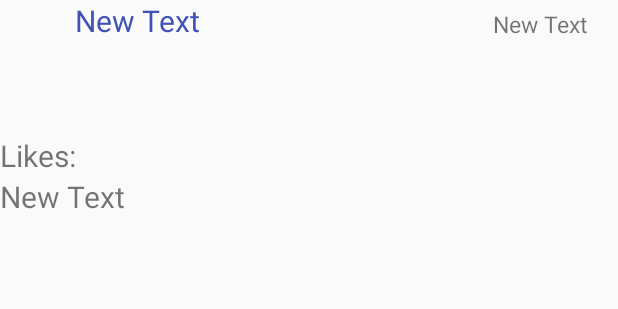
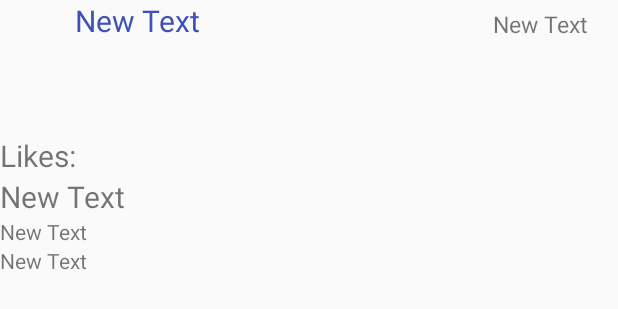
Before and after one commit to vimalathithanr/InstagramViewer, an Android app: the layout item_photo.xml on its own in the app's theme, with its tools: preview values and no code run, on a phone screen of 412 x 824 dp. Shown: the top 309 px of the screen. Run offline under Robolectric (Android 15) with nearby library versions, the phone set to English and light mode, and no system bars; plain views replace RoundedImageView.

Commit message:
Show latest comment for each photo

```diff
--- a/app/src/main/java/com/vimal/instagramviewer/InstagramPhoto.java
+++ b/app/src/main/java/com/vimal/instagramviewer/InstagramPhoto.java
@@ -1,4 +1,6 @@
 package com.vimal.instagramviewer;
+
+import java.util.ArrayList;
 
 /**
  * Created by FearMeNot on 2/2/2016.
@@ -11,6 +13,7 @@ public class InstagramPhoto {
     public int likesCount;
     public String profileUrl;
     public long timeCreated;
+    public String[] comment;
 
 
 
--- a/app/src/main/java/com/vimal/instagramviewer/InstagramPhotosAdapter.java
+++ b/app/src/main/java/com/vimal/instagramviewer/InstagramPhotosAdapter.java
@@ -41,12 +41,18 @@ public class InstagramPhotosAdapter extends ArrayAdapter<InstagramPhoto> {
         TextView tvUserName = (TextView) convertView.findViewById(R.id.tvUserName);
         TextView tvLikes = (TextView) convertView.findViewById(R.id.tvLikes);
         TextView tvTime = (TextView) convertView.findViewById(R.id.tvTime);
+        TextView tvComment1 = (TextView) convertView.findViewById(R.id.tvComment1);
+        TextView tvComment2 = (TextView) convertView.findViewById(R.id.tvComment2);
 
         tvCaption.setText(photo.caption);
         ivPhoto.setImageResource(0);
         ivProfilePhoto.setImageResource(0);
         tvUserName.setText(photo.username);
         tvLikes.setText("Likes: " + String.valueOf(photo.likesCount));
+        tvComment1.setText(photo.comment[0]);
+        tvComment2.setText(photo.comment[1]);
+
+
 
         String prettyTimeString = new PrettyTime().format(new Date(photo.timeCreated * 1000));
         String prettyTime = null;
--- a/app/src/main/res/layout/item_photo.xml
+++ b/app/src/main/res/layout/item_photo.xml
@@ -82,5 +82,23 @@
         android:layout_alignParentLeft="true"
         android:layout_alignParentStart="true" />
 
+    <TextView
+        android:layout_width="wrap_content"
+        android:layout_height="wrap_content"
+        android:text="New Text"
+        android:id="@+id/tvComment1"
+        android:layout_alignTop="@+id/textView"
+        android:layout_alignParentLeft="true"
+        android:layout_alignParentStart="true" />
+
+    <TextView
+        android:layout_width="wrap_content"
+        android:layout_height="wrap_content"
+        android:text="New Text"
+        android:id="@+id/tvComment2"
+        android:layout_below="@id/tvComment1"
+        android:layout_alignParentLeft="true"
+        android:layout_alignParentStart="true" />
+
 
 </RelativeLayout>
```
Also changed, not shown: app/src/main/java/com/vimal/instagramviewer/PhotosActivity.java (+10 -0 lines), app/src/main/res/drawable/drawable-hdpi/ic_favorite_white_24dp.png (added), app/src/main/res/drawable/drawable-mdpi/ic_favorite_white_24dp.png (added), app/src/main/res/drawable/drawable-xhdpi/ic_favorite_white_24dp.png (added), app/src/main/res/drawable/drawable-xxhdpi/ic_favorite_white_24dp.png (added), app/src/main/res/drawable/drawable-xxxhdpi/ic_favorite_white_24dp.png (added).
